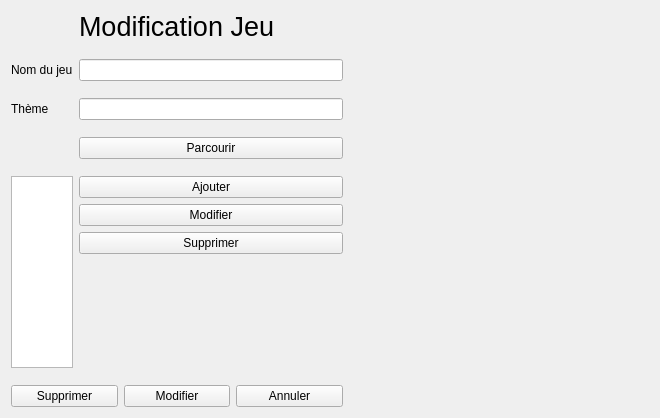
Before: the Qt Designer form fenetre/formModifierJeu.ui in helarion/Application-JDR, drawn with Qt 5.
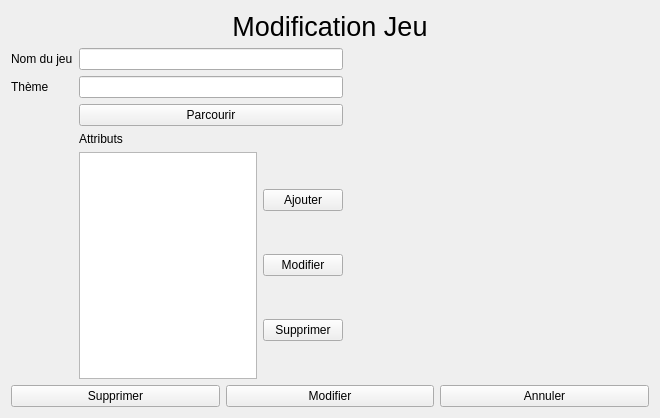
After: the same form once the commit is applied.

What changed in the file:
```diff
--- a/fenetre/formModifierJeu.ui
+++ b/fenetre/formModifierJeu.ui
@@ -11,38 +11,10 @@
    </rect>
   </property>
   <property name="windowTitle">
-   <string>Form</string>
+   <string>Modification Jeu</string>
   </property>
-  <layout class="QGridLayout" name="gridLayout">
-   <item row="3" column="2">
-    <layout class="QHBoxLayout" name="horizontalLayout">
-     <property name="topMargin">
-      <number>0</number>
-     </property>
+  <layout class="QVBoxLayout" name="verticalLayout_2">
      <item>
-      <widget class="QPushButton" name="supprimerJeuButton">
-       <property name="text">
-        <string>Supprimer</string>
-       </property>
-      </widget>
-     </item>
-     <item>
-      <widget class="QPushButton" name="modifierJeuButton">
-       <property name="text">
-        <string>Modifier</string>
-       </property>
-      </widget>
-     </item>
-     <item>
-      <widget class="QPushButton" name="retourButton">
-       <property name="text">
-        <string>Annuler</string>
-       </property>
-      </widget>
-     </item>
-    </layout>
-   </item>
-   <item row="0" column="2" alignment="Qt::AlignHCenter">
     <widget class="QLabel" name="label">
      <property name="font">
       <font>
@@ -52,29 +24,18 @@
      <property name="text">
       <string>Modification Jeu</string>
      </property>
-    </widget>
-   </item>
-   <item row="2" column="3">
-    <widget class="QLabel" name="themeImage">
-     <property name="minimumSize">
-      <size>
-       <width>300</width>
-       <height>300</height>
-      </size>
+     <property name="alignment">
+      <set>Qt::AlignCenter</set>
      </property>
-     <property name="maximumSize">
-      <size>
-       <width>300</width>
-       <height>300</height>
-      </size>
-     </property>
-     <property name="text">
-      <string/>
-     </property>
     </widget>
    </item>
-   <item row="2" column="2">
-    <layout class="QFormLayout" name="formLayout">
+   <item>
+    <layout class="QHBoxLayout" name="CentreV">
+     <property name="topMargin">
+      <number>0</number>
+     </property>
+     <item>
+      <layout class="QFormLayout" name="formulaire">
      <item row="0" column="0">
       <widget class="QLabel" name="label_2">
        <property name="text">
@@ -92,15 +53,22 @@
      <item row="1" column="1">
       <widget class="QLineEdit" name="theme"/>
      </item>
-     <item row="2" column="1">
-      <widget class="QPushButton" name="parcourirButton">
-       <property name="text">
-        <string>Parcourir</string>
-       </property>
-      </widget>
-     </item>
-     <item row="3" column="1">
-      <layout class="QVBoxLayout" name="verticalLayout">
+       <item row="0" column="1">
+        <widget class="QLineEdit" name="nomJeu"/>
+       </item>
+       <item row="4" column="1">
+        <layout class="QHBoxLayout" name="Attributs">
+         <property name="rightMargin">
+          <number>0</number>
+         </property>
+         <property name="bottomMargin">
+          <number>0</number>
+         </property>
+         <item>
+          <widget class="QListWidget" name="listAttribut"/>
+         </item>
+         <item>
+          <layout class="QVBoxLayout" name="boutons">
        <item>
         <widget class="QPushButton" name="nouveauAttribut">
          <property name="text">
@@ -124,11 +92,70 @@
        </item>
       </layout>
      </item>
-     <item row="3" column="0">
-      <widget class="QListWidget" name="listAttribut"/>
-     </item>
-     <item row="0" column="1">
-      <widget class="QLineEdit" name="nomJeu"/>
+        </layout>
+       </item>
+       <item row="2" column="1">
+        <widget class="QPushButton" name="parcourirButton">
+         <property name="text">
+          <string>Parcourir</string>
+         </property>
+        </widget>
+       </item>
+       <item row="3" column="1">
+        <widget class="QLabel" name="label_4">
+         <property name="text">
+          <string>Attributs</string>
+         </property>
+        </widget>
+       </item>
+      </layout>
+     </item>
+     <item>
+      <widget class="QLabel" name="themeImage">
+       <property name="minimumSize">
+        <size>
+         <width>300</width>
+         <height>300</height>
+        </size>
+       </property>
+       <property name="maximumSize">
+        <size>
+         <width>300</width>
+         <height>300</height>
+        </size>
+       </property>
+       <property name="text">
+        <string/>
+       </property>
+      </widget>
+     </item>
+    </layout>
+   </item>
+   <item>
+    <layout class="QHBoxLayout" name="horizontalLayout">
+     <property name="topMargin">
+      <number>0</number>
+     </property>
+     <item>
+      <widget class="QPushButton" name="supprimerJeuButton">
+       <property name="text">
+        <string>Supprimer</string>
+       </property>
+      </widget>
+     </item>
+     <item>
+      <widget class="QPushButton" name="modifierJeuButton">
+       <property name="text">
+        <string>Modifier</string>
+       </property>
+      </widget>
+     </item>
+     <item>
+      <widget class="QPushButton" name="retourButton">
+       <property name="text">
+        <string>Annuler</string>
+       </property>
+      </widget>
      </item>
     </layout>
    </item>
```
Lines whose indentation alone changed are shown as unchanged.
